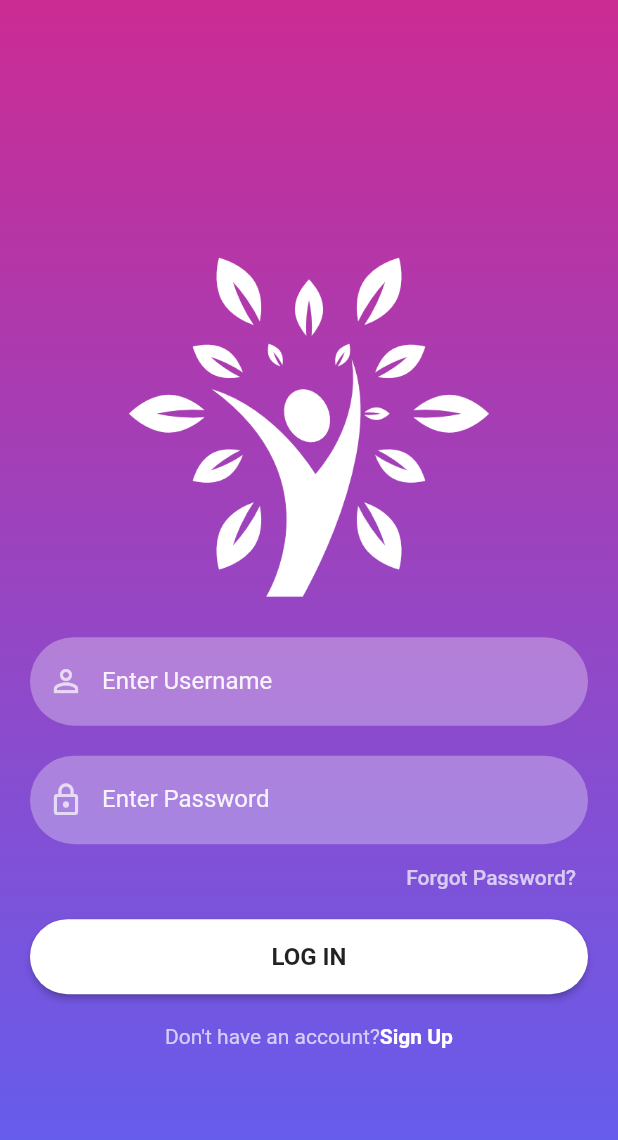
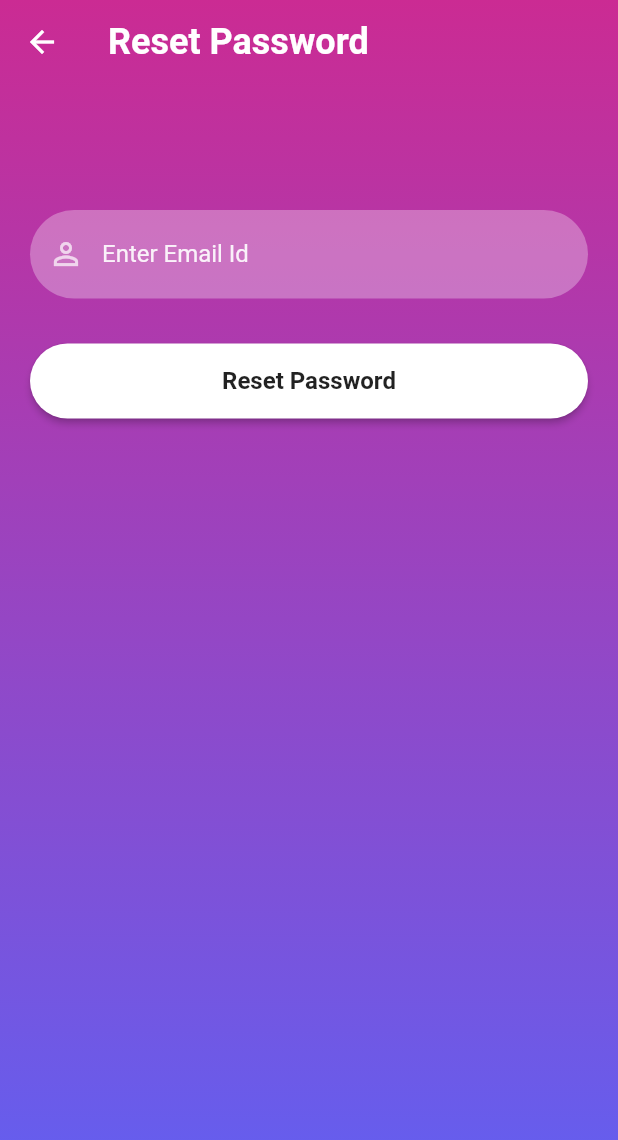
Before and after one commit to thenext10legend/firebase_authentication, a Flutter app: the SignIn screen opened by its route, after a tap on "Forgot Password?", on a phone screen of 412 x 824 dp. Shown: the top 1140 px of the screen. Run offline on Flutter 3.47's test engine with Material 2 defaults, Android fonts, the phone set to English and light mode, and no system bars; our stand-ins replace firebase_auth, firebase_core; accounts and stored records are empty.

Commit message:
reset_password_screen

```diff
--- a/lib/main.dart
+++ b/lib/main.dart
@@ -1,6 +1,7 @@
 // ignore_for_file: prefer_const_constructors
 
 import 'package:firebase_authentication/screens/home.dart';
+import 'package:firebase_authentication/screens/reset_password.dart';
 import 'package:firebase_authentication/screens/signIn.dart';
 import 'package:firebase_authentication/screens/signUp.dart';
 import 'package:firebase_authentication/utils/routes.dart';
@@ -30,6 +31,7 @@ class MyApp extends StatelessWidget {
         MyRoute.homeRoute: (context) => Home(),
         MyRoute.signInRoute: (context) => SignIn(),
         MyRoute.signUpRoute: (context) => SignUp(),
+        MyRoute.resetPasswordRoute: (context) => ResetPassword(),
       },
     );
   }
--- a/lib/reusable_widget/reusableWidget.dart
+++ b/lib/reusable_widget/reusableWidget.dart
@@ -41,8 +41,7 @@ TextField reusableTextField(String text, IconData icon, bool isPasswordType,
   );
 }
 
-Container signInSignUpButton(
-    BuildContext context, bool isLogin, Function onTap) {
+Container firebaseButton(BuildContext context, String title, Function onTap) {
   return Container(
       width: MediaQuery.of(context).size.width,
       height: 50,
@@ -53,7 +52,7 @@ Container signInSignUpButton(
           onTap();
         },
         child: Text(
-          isLogin ? "LOG IN" : "SIGN UP",
+          title,
           style: const TextStyle(
               color: Colors.black87, fontWeight: FontWeight.bold, fontSize: 16),
         ),
--- a/lib/screens/signUp.dart
+++ b/lib/screens/reset_password.dart
@@ -6,17 +6,15 @@ import 'package:firebase_authentication/utils/colors.dart';
 import 'package:firebase_authentication/utils/routes.dart';
 import 'package:flutter/material.dart';
 
-class SignUp extends StatefulWidget {
-  const SignUp({Key? key}) : super(key: key);
+class ResetPassword extends StatefulWidget {
+  const ResetPassword({Key? key}) : super(key: key);
 
   @override
-  State<SignUp> createState() => _SignUpState();
+  State<ResetPassword> createState() => _ResetPasswordState();
 }
 
-class _SignUpState extends State<SignUp> {
+class _ResetPasswordState extends State<ResetPassword> {
   TextEditingController _emailTextController = TextEditingController();
-  TextEditingController _passwordTextController = TextEditingController();
-  TextEditingController _userNameTextController = TextEditingController();
   @override
   Widget build(BuildContext context) {
     return Scaffold(
@@ -31,7 +29,7 @@ class _SignUpState extends State<SignUp> {
                 color: Colors.white,
               )),
           title: Text(
-            "SignUp",
+            "Reset Password",
             style: TextStyle(fontSize: 24, fontWeight: FontWeight.bold),
           ),
         ),
@@ -53,37 +51,12 @@ class _SignUpState extends State<SignUp> {
                   SizedBox(
                     height: 20,
                   ),
-                  reusableTextField("Enter Username", Icons.person_outline,
-                      false, _userNameTextController),
-                  const SizedBox(
-                    height: 20,
-                  ),
                   reusableTextField("Enter Email Id", Icons.person_outline,
                       false, _emailTextController),
                   const SizedBox(
                     height: 20,
                   ),
-                  reusableTextField("Enter Password", Icons.lock_outline, true,
-                      _passwordTextController),
-                  const SizedBox(
-                    height: 20,
-                  ),
-                  signInSignUpButton(
-                    context,
-                    false,
-                    () => {
-                      FirebaseAuth.instance
-                          .createUserWithEmailAndPassword(
-                              email: _emailTextController.text,
-                              password: _passwordTextController.text)
-                          .then((value) {
-                        print("Created New Account");
-                        Navigator.pushNamed(context, MyRoute.homeRoute);
-                      }).onError((error, stackTrace) {
-                        print("Error ${error.toString()}");
-                      }),
-                    },
-                  ),
+                  firebaseButton(context, "Reset Password", () {})
                 ],
               ),
             ),
--- a/lib/screens/signIn.dart
+++ b/lib/screens/signIn.dart
@@ -50,7 +50,7 @@ class _SignInState extends State<SignIn> {
                   height: 5,
                 ),
                 forgetPassword(context),
-                signInSignUpButton(context, true, () {
+                firebaseButton(context, "Sign In", () {
                   FirebaseAuth.instance
                       .signInWithEmailAndPassword(
                           email: _emailTextController.text,
@@ -98,7 +98,8 @@ class _SignInState extends State<SignIn> {
       height: 35,
       alignment: Alignment.bottomRight,
       child: TextButton(
-        onPressed: () {},
+        onPressed: () =>
+            Navigator.pushNamed(context, MyRoute.resetPasswordRoute),
         child: Text(
           "Forgot Password?",
           style: TextStyle(color: Colors.white70),
--- a/lib/utils/routes.dart
+++ b/lib/utils/routes.dart
@@ -2,4 +2,5 @@ class MyRoute {
   static String homeRoute = "/home";
   static String signInRoute = "/signIn";
   static String signUpRoute = "/signUp";
+  static String resetPasswordRoute = "/resetPassword";
 }
```
